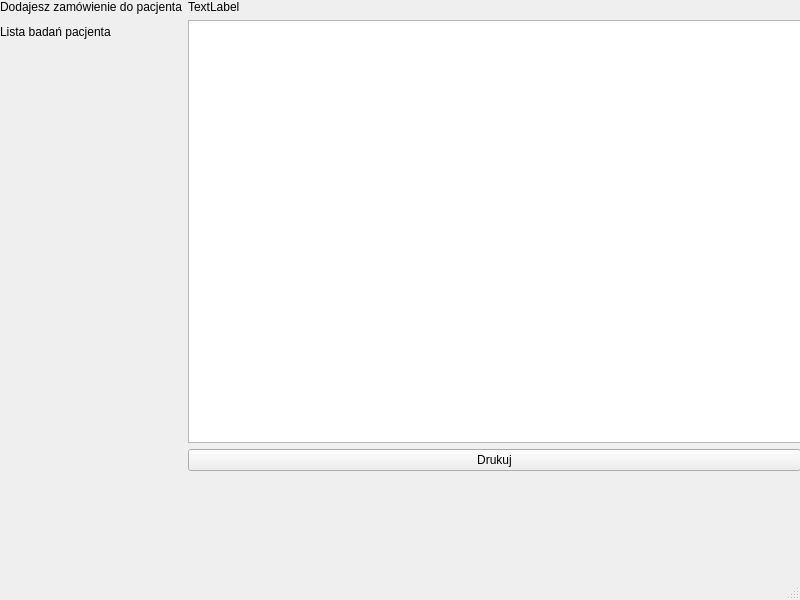
Old version of the form PrintOrder.ui in the repository BD-lab/gui.
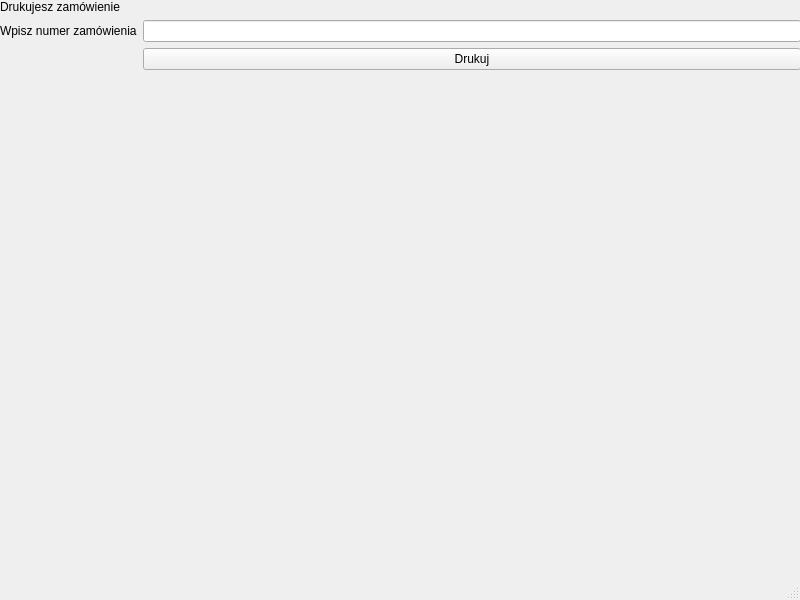
New version of the form.

What changed in the file:
```diff
--- a/PrintOrder.ui
+++ b/PrintOrder.ui
@@ -27,27 +27,17 @@
      <item row="0" column="0">
       <widget class="QLabel" name="infoText">
        <property name="text">
-        <string>Dodajesz zamówienie do pacjenta</string>
-       </property>
-      </widget>
-     </item>
-     <item row="0" column="1">
-      <widget class="QLabel" name="infoPatient">
-       <property name="text">
-        <string>TextLabel</string>
+        <string>Drukujesz zamówienie</string>
        </property>
       </widget>
      </item>
      <item row="1" column="0">
       <widget class="QLabel" name="listInfo">
        <property name="text">
-        <string>Lista badań pacjenta</string>
+        <string>Wpisz numer zamówienia</string>
        </property>
       </widget>
      </item>
-     <item row="1" column="1">
-      <widget class="QListWidget" name="list"/>
-     </item>
      <item row="2" column="1">
       <widget class="QPushButton" name="printButton">
        <property name="text">
@@ -55,6 +45,9 @@
        </property>
       </widget>
      </item>
+     <item row="1" column="1">
+      <widget class="QLineEdit" name="orderInput"/>
+     </item>
     </layout>
    </widget>
   </widget>
```
